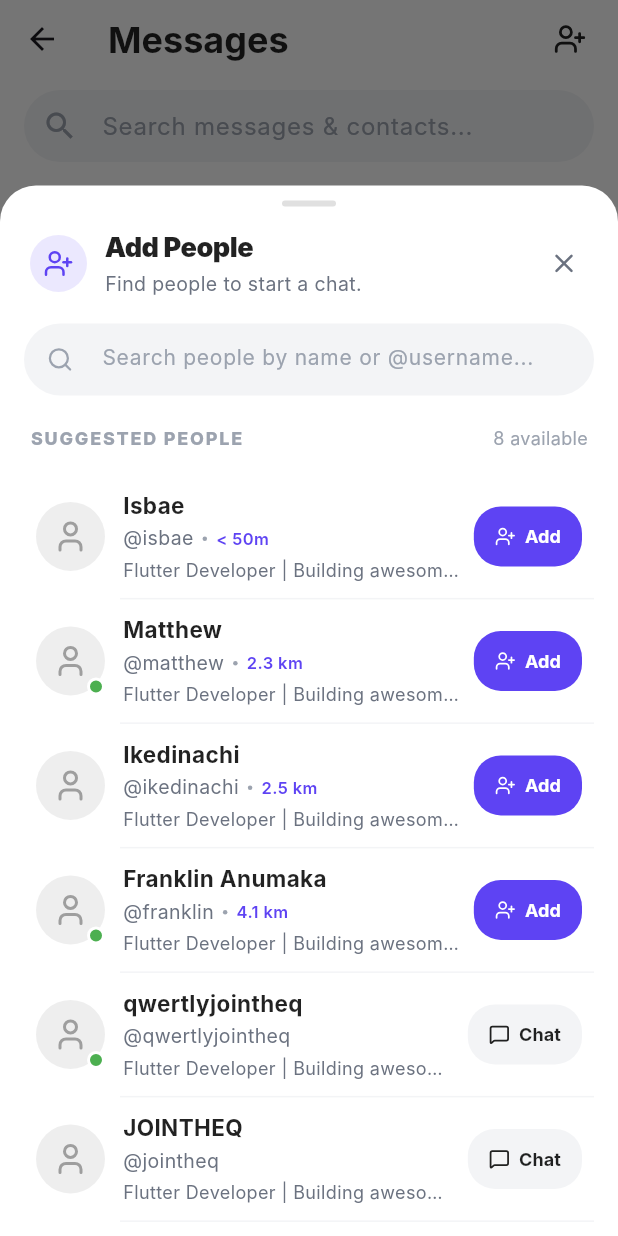
After one commit to osiobeprovidence-maker/lalao, a Flutter app: the MessagesScreen screen opened directly, after a tap on an icon or button, on a phone screen of 412 x 824 dp. The commit adds this screen. Run offline on Flutter 3.47's test engine with Material 3 defaults, Android fonts, the phone set to English and light mode, and no system bars; our stand-ins replace flutter_lucide, image_picker, share_plus, video_player; Roboto replaces fonts that are missing (Inter).

Commit message:
feat(mobile): add Add People feature to messages and separate notifications

```diff
--- a/.lalao_mobile_source/lib/data/mock_repository.dart
+++ b/.lalao_mobile_source/lib/data/mock_repository.dart
@@ -258,6 +258,49 @@ class MockRepository extends ChangeNotifier {
     notifyListeners();
   }
 
+  /// All known available users excluding the current user for people discovery
+  List<User> get allAvailableUsers {
+    final Map<String, User> userMap = {};
+    for (var u in nearbyUsers) {
+      if (u.id != currentUser.id) userMap[u.id] = u;
+    }
+    for (var c in conversations) {
+      if (c.contact.id != currentUser.id) userMap[c.contact.id] = c.contact;
+    }
+    for (var n in notifications) {
+      if (n.triggerUser.id != currentUser.id) userMap[n.triggerUser.id] = n.triggerUser;
+    }
+    for (var p in posts) {
+      if (p.author.id != currentUser.id) userMap[p.author.id] = p.author;
+    }
+    return userMap.values.toList();
+  }
+
+  Conversation? findConversationWithUser(String userId) {
+    try {
+      return conversations.firstWhere((c) => c.contact.id == userId);
+    } catch (_) {
+      return null;
+    }
+  }
+
+  Conversation getOrCreateConversationWithUser(User user) {
+    final existing = findConversationWithUser(user.id);
+    if (existing != null) {
+      return existing;
+    }
+    final newConvo = Conversation(
+      id: 'c_${DateTime.now().millisecondsSinceEpoch}',
+      contact: user,
+      lastMessage: 'Started a chat',
+      timestamp: 'Just now',
+      messages: [],
+    );
+    conversations.insert(0, newConvo);
+    notifyListeners();
+    return newConvo;
+  }
+
   void markAllNotificationsRead() {
     for (var n in notifications) n.isRead = true;
     notifyListeners();
--- /dev/null
+++ b/.lalao_mobile_source/lib/screens/main/add_people_sheet.dart
@@ -0,0 +1,464 @@
+import 'package:flutter/material.dart';
+import 'package:flutter_lucide/flutter_lucide.dart';
+import '../../data/mock_repository.dart';
+import 'chat_screen.dart';
+
+class AddPeopleSheet extends StatefulWidget {
+  const AddPeopleSheet({super.key});
+
+  /// Helper to open the Add People interface as a modal bottom sheet
+  static Future<void> show(BuildContext context) {
+    return showModalBottomSheet(
+      context: context,
+      isScrollControlled: true,
+      backgroundColor: Colors.transparent,
+      builder: (ctx) => const AddPeopleSheet(),
+    );
+  }
+
+  @override
+  State<AddPeopleSheet> createState() => _AddPeopleSheetState();
+}
+
+class _AddPeopleSheetState extends State<AddPeopleSheet> {
+  final repo = MockRepository();
+  final TextEditingController _searchController = TextEditingController();
+  String _searchQuery = '';
+  final bool _isLoading = false;
+
+  @override
+  void initState() {
+    super.initState();
+    _searchController.addListener(_onSearchChanged);
+    repo.addListener(_onRepoChange);
+  }
+
+  void _onRepoChange() {
+    if (mounted) setState(() {});
+  }
+
+  void _onSearchChanged() {
+    final query = _searchController.text.trim().toLowerCase();
+    if (query != _searchQuery) {
+      setState(() {
+        _searchQuery = query;
+      });
+    }
+  }
+
+  @override
+  void dispose() {
+    _searchController.dispose();
+    repo.removeListener(_onRepoChange);
+    super.dispose();
+  }
+
+  List<User> _getFilteredUsers() {
+    final allUsers = repo.allAvailableUsers;
+    if (_searchQuery.isEmpty) {
+      return allUsers;
+    }
+    return allUsers.where((u) {
+      final matchName = u.name.toLowerCase().contains(_searchQuery);
+      final matchUsername = u.username.toLowerCase().contains(_searchQuery);
+      final matchBio = u.bio.toLowerCase().contains(_searchQuery);
+      final matchLocation = u.location.toLowerCase().contains(_searchQuery);
+      return matchName || matchUsername || matchBio || matchLocation;
+    }).toList();
+  }
+
+  void _handleStartChat(User user) {
+    final conversation = repo.getOrCreateConversationWithUser(user);
+    Navigator.pop(context);
+    Navigator.push(
+      context,
+      MaterialPageRoute(
+        builder: (_) => ChatScreen(conversation: conversation),
+      ),
+    );
+  }
+
+  @override
+  Widget build(BuildContext context) {
+    final users = _getFilteredUsers();
+    final bottomInset = MediaQuery.of(context).viewInsets.bottom;
+    final screenHeight = MediaQuery.of(context).size.height;
+
+    return Container(
+      height: screenHeight * 0.85,
+      padding: EdgeInsets.only(bottom: bottomInset),
+      decoration: const BoxDecoration(
+        color: Colors.white,
+        borderRadius: BorderRadius.vertical(top: Radius.circular(24)),
+      ),
+      child: SafeArea(
+        top: false,
+        child: Column(
+          crossAxisAlignment: CrossAxisAlignment.start,
+          children: [
+            // Grabber Handle
+            Center(
+              child: Container(
+                margin: const EdgeInsets.only(top: 10, bottom: 6),
+                width: 36,
+                height: 4,
+                decoration: BoxDecoration(
+                  color: Colors.grey.shade300,
+                  borderRadius: BorderRadius.circular(2),
+                ),
+              ),
+            ),
+
+            // Header Section
+            Padding(
+              padding: const EdgeInsets.fromLTRB(20, 8, 12, 12),
+              child: Row(
+                children: [
+                  Container(
+                    width: 38,
+                    height: 38,
+                    decoration: BoxDecoration(
+                      color: const Color(0xFF5E43F3).withOpacity(0.12),
+                      shape: BoxShape.circle,
+                    ),
+                    child: const Icon(
+                      LucideIcons.user_plus,
+                      color: Color(0xFF5E43F3),
+                      size: 20,
+                    ),
+                  ),
+                  const SizedBox(width: 12),
+                  const Expanded(
+                    child: Column(
+                      crossAxisAlignment: CrossAxisAlignment.start,
+                      children: [
+                        Text(
+                          'Add People',
+                          style: TextStyle(
+                            fontSize: 18,
+                            fontWeight: FontWeight.w900,
+                            color: Colors.black87,
+                            letterSpacing: -0.3,
+                          ),
+                        ),
+                        SizedBox(height: 2),
+                        Text(
+                          'Find people to start a chat.',
+                          style: TextStyle(
+                            fontSize: 13,
+                            color: Color(0xFF6B7280),
+                          ),
+                        ),
+                      ],
+                    ),
+                  ),
+                  IconButton(
+                    icon: const Icon(
+                      LucideIcons.x,
+                      size: 20,
+                      color: Color(0xFF6B7280),
+                    ),
+                    onPressed: () => Navigator.pop(context),
+                    tooltip: 'Close',
+                  ),
+                ],
+              ),
+            ),
+
+            // Search Bar
+            Padding(
+              padding: const EdgeInsets.symmetric(horizontal: 16.0, vertical: 4.0),
+              child: Container(
+                decoration: BoxDecoration(
+                  color: const Color(0xFFF3F4F6),
+                  borderRadius: BorderRadius.circular(30),
+                ),
+                child: TextField(
+                  controller: _searchController,
+                  autofocus: false,
+                  style: const TextStyle(fontSize: 14, color: Colors.black87),
+                  decoration: InputDecoration(
+                    hintText: 'Search people by name or @username...',
+                    hintStyle: const TextStyle(color: Color(0xFF9CA3AF), fontSize: 14),
+                    prefixIcon: const Icon(
+                      LucideIcons.search,
+                      color: Color(0xFF9CA3AF),
+                      size: 18,
+                    ),
+                    suffixIcon: _searchQuery.isNotEmpty
+                        ? IconButton(
+                            icon: const Icon(LucideIcons.x, size: 16),
+                            onPressed: () => _searchController.clear(),
+                          )
+                        : null,
+                    border: InputBorder.none,
+                    contentPadding: const EdgeInsets.symmetric(vertical: 12),
+                  ),
+                ),
+              ),
+            ),
+
+            const SizedBox(height: 12),
+
+            // Section Label
+            Padding(
+              padding: const EdgeInsets.symmetric(horizontal: 20, vertical: 4),
+              child: Row(
+                mainAxisAlignment: MainAxisAlignment.spaceBetween,
+                children: [
+                  Text(
+                    _searchQuery.isEmpty ? 'SUGGESTED PEOPLE' : 'SEARCH RESULTS',
+                    style: const TextStyle(
+                      color: Color(0xFF9CA3AF),
+                      fontSize: 12,
+                      fontWeight: FontWeight.w800,
+                      letterSpacing: 1.2,
+                    ),
+                  ),
+                  Text(
+                    '${users.length} available',
+                    style: const TextStyle(
+                      color: Color(0xFF9CA3AF),
+                      fontSize: 12,
+                    ),
+                  ),
+                ],
+              ),
+            ),
+
+            const SizedBox(height: 4),
+
+            // Results List
+            Expanded(
+              child: _isLoading
+                  ? const Center(
+                      child: CircularProgressIndicator(
+                        color: Color(0xFF5E43F3),
+                        strokeWidth: 2.5,
+                      ),
+                    )
+                  : users.isEmpty
+                      ? _buildEmptyState()
+                      : ListView.separated(
+                          padding: const EdgeInsets.symmetric(
+                              horizontal: 16, vertical: 8),
+                          itemCount: users.length,
+                          separatorBuilder: (context, index) => const Divider(
+                            height: 1,
+                            thickness: 1,
+                            indent: 64,
+                            color: Color(0xFFF3F4F6),
+                          ),
+                          itemBuilder: (context, index) {
+                            return _buildUserTile(users[index]);
+                          },
+                        ),
+            ),
+          ],
+        ),
+      ),
+    );
+  }
+
+  Widget _buildUserTile(User user) {
+    final existingConvo = repo.findConversationWithUser(user.id);
+    final hasExistingChat = existingConvo != null;
+
+    return InkWell(
+      onTap: () => _handleStartChat(user),
+      borderRadius: BorderRadius.circular(16),
+      child: Padding(
+        padding: const EdgeInsets.symmetric(horizontal: 8.0, vertical: 10.0),
+        child: Row(
+          children: [
+            // User Avatar with Online Indicator
+            Stack(
+              clipBehavior: Clip.none,
+              children: [
+                CircleAvatar(
+                  radius: 23,
+                  backgroundColor: Colors.grey[200],
+                  backgroundImage: user.avatarUrl.isNotEmpty ? NetworkImage(user.avatarUrl) : null,
+                  child: user.avatarUrl.isEmpty ? const Icon(LucideIcons.user, size: 24, color: Colors.grey) : null,
+                ),
+                if (user.isOnline)
+                  Positioned(
+                    bottom: 0,
+                    right: 0,
+                    child: Container(
+                      width: 12,
+                      height: 12,
+                      decoration: BoxDecoration(
+                        color: Colors.green,
+                        shape: BoxShape.circle,
+                        border: Border.all(color: Colors.white, width: 2),
+                      ),
+                    ),
+                  ),
+              ],
+            ),
+            const SizedBox(width: 12),
+
+            // User Info
+            Expanded(
+              child: Column(
+                crossAxisAlignment: CrossAxisAlignment.start,
+                children: [
+                  Row(
+                    children: [
+                      Flexible(
+                        child: Text(
+                          user.name,
+                          style: const TextStyle(
+                            fontWeight: FontWeight.bold,
+                            fontSize: 15,
+                            color: Colors.black87,
+                          ),
+                          maxLines: 1,
+                          overflow: TextOverflow.ellipsis,
+                        ),
+                      ),
+                      if (user.isVerified) ...[
+                        const SizedBox(width: 4),
+                        const Icon(Icons.verified, color: Color(0xFF5E43F3), size: 14),
+                      ],
+                    ],
+                  ),
+                  const SizedBox(height: 2),
+                  Row(
+                    children: [
+                      Text(
+                        '@${user.username}',
+                        style: const TextStyle(
+                          fontSize: 13,
+                          color: Color(0xFF6B7280),
+                        ),
+                      ),
+                      if (user.distance != null) ...[
+                        const SizedBox(width: 6),
+                        Container(
+                          width: 3,
+                          height: 3,
+                          decoration: const BoxDecoration(
+                            shape: BoxShape.circle,
+                            color: Color(0xFF9CA3AF),
+                          ),
+                        ),
+                        const SizedBox(width: 6),
+                        Text(
+                          user.distance!,
+                          style: const TextStyle(
+                            fontSize: 11,
+                            fontWeight: FontWeight.w600,
+                            color: Color(0xFF5E43F3),
+                          ),
+                        ),
+                      ],
+                    ],
+                  ),
+                  if (user.bio.isNotEmpty) ...[
+                    const SizedBox(height: 3),
+                    Text(
+                      user.bio,
+                      style: const TextStyle(
+                        fontSize: 12,
+                        color: Color(0xFF6B7280),
+                      ),
+                      maxLines: 1,
+                      overflow: TextOverflow.ellipsis,
+                    ),
+                  ],
+                ],
+              ),
+            ),
+            const SizedBox(width: 8),
+
+            // Action: Add / Chat
+            ElevatedButton(
+              style: ElevatedButton.styleFrom(
+                backgroundColor: hasExistingChat
+                    ? const Color(0xFFF3F4F6)
+                    : const Color(0xFF5E43F3),
+                foregroundColor: hasExistingChat
+                    ? Colors.black87
+                    : Colors.white,
+                elevation: 0,
+                padding: const EdgeInsets.symmetric(horizontal: 14, vertical: 8),
+                shape: RoundedRectangleBorder(
+                  borderRadius: BorderRadius.circular(18),
+                ),
+              ),
+              onPressed: () => _handleStartChat(user),
+              child: Row(
+                mainAxisSize: MainAxisSize.min,
+                children: [
+                  Icon(
+                    hasExistingChat ? LucideIcons.message_square : LucideIcons.user_plus,
+                    size: 14,
+                  ),
+                  const SizedBox(width: 6),
+                  Text(
+                    hasExistingChat ? 'Chat' : 'Add',
+                    style: const TextStyle(
+                      fontSize: 12,
+                      fontWeight: FontWeight.bold,
+                    ),
+                  ),
+                ],
+              ),
+            ),
+          ],
+        ),
+      ),
+    );
+  }
+
+  Widget _buildEmptyState() {
+    return Center(
+      child: Padding(
+        padding: const EdgeInsets.all(32.0),
+        child: Column(
+          mainAxisAlignment: MainAxisAlignment.center,
+          children: [
+            Container(
+              width: 56,
+              height: 56,
+              decoration: const BoxDecoration(
+                color: Color(0xFFF3F4F6),
+                shape: BoxShape.circle,
+              ),
+              child: const Icon(
+                LucideIcons.user_x,
+                size: 26,
+                color: Color(0xFF9CA3AF),
+              ),
+            ),
+            const SizedBox(height: 14),
+            Text(
+              _searchQuery.isEmpty
+                  ? 'No people found'
+                  : 'No results for "$_searchQuery"',
+              style: const TextStyle(
+                fontWeight: FontWeight.bold,
+                fontSize: 15,
+                color: Colors.black87,
+              ),
+              textAlign: TextAlign.center,
+            ),
+            const SizedBox(height: 6),
+            Text(
+              _searchQuery.isEmpty
+                  ? 'When more people join your community, they will appear here.'
+                  : 'Try searching by their full name or exact handle.',
+              style: const TextStyle(
+                fontSize: 13,
+                color: Color(0xFF6B7280),
+              ),
+              textAlign: TextAlign.center,
+            ),
+          ],
+        ),
+      ),
+    );
+  }
+}
--- a/.lalao_mobile_source/lib/screens/main/messages_screen.dart
+++ b/.lalao_mobile_source/lib/screens/main/messages_screen.dart
@@ -1,8 +1,10 @@
 import 'package:flutter/material.dart';
+import 'package:flutter_lucide/flutter_lucide.dart';
 import '../../data/mock_repository.dart';
 import 'create_cycle_screen.dart';
 import 'cycle_viewer_screen.dart';
 import 'chat_screen.dart';
+import 'add_people_sheet.dart';
 
 class MessagesScreen extends StatefulWidget {
   const MessagesScreen({super.key});
@@ -37,6 +39,14 @@ class _MessagesScreenState extends State<MessagesScreen> {
         elevation: 0,
         scrolledUnderElevation: 0,
         title: const Text('Messages', style: TextStyle(color: Colors.black87, fontSize: 24, fontWeight: FontWeight.bold)),
+        actions: [
+          IconButton(
+            icon: const Icon(LucideIcons.user_plus, color: Colors.black87, size: 22),
+            onPressed: () => AddPeopleSheet.show(context),
+            tooltip: 'Add people',
+          ),
+          const SizedBox(width: 8),
+        ],
         bottom: PreferredSize(
           preferredSize: const Size.fromHeight(60),
           child: Padding(
--- a/.lalao_mobile_source/lib/screens/main/notifications_screen.dart
+++ b/.lalao_mobile_source/lib/screens/main/notifications_screen.dart
@@ -11,7 +11,7 @@ class NotificationsScreen extends StatefulWidget {
 class _NotificationsScreenState extends State<NotificationsScreen> {
   final repo = MockRepository();
   String _activeFilter = 'All';
-  final List<String> _filters = ['All', 'Suggested for you', 'Recent Activity'];
+  final List<String> _filters = ['All', 'Recent Activity'];
 
   @override
   void initState() {
```
